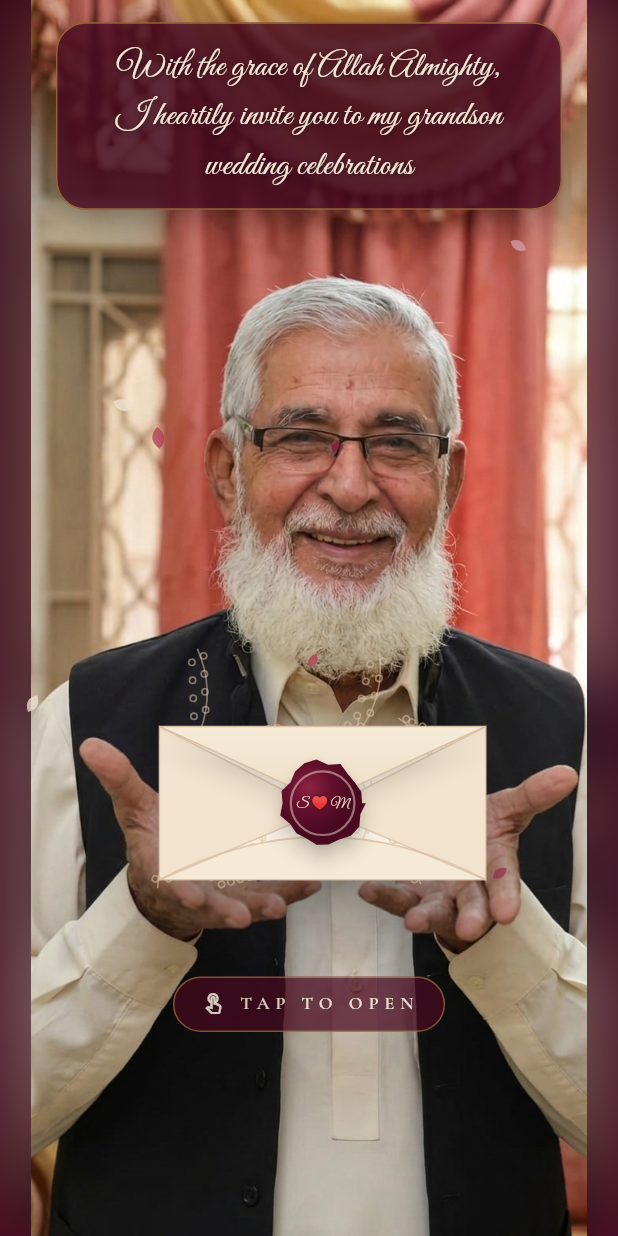
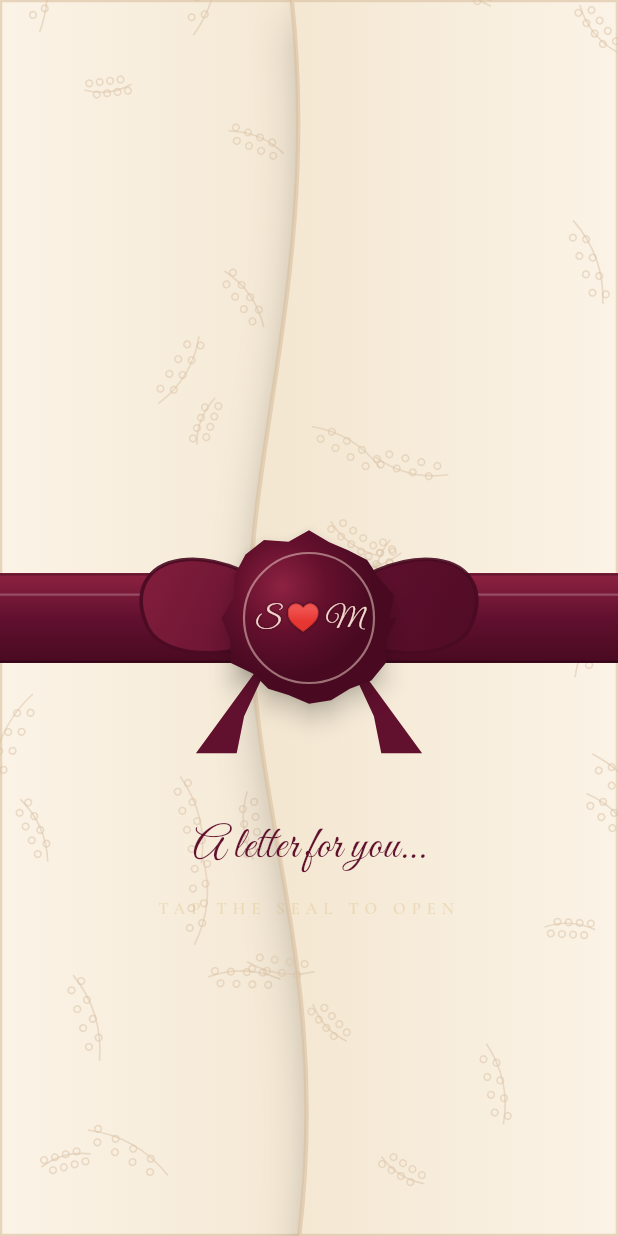
Before and after one commit to suleman2802/wedding_invitation, a Flutter app: the screen it shows after launch, scrolled down 1152 dp, on a phone screen of 412 x 824 dp. Run offline on Flutter 3.47's test engine with Material 3 defaults, Android fonts, the light colour scheme and no system bars; our stand-ins replace google_fonts, web; missing offline and left inert: dart:js_interop, dart:ui_web.

Commit message:
added new envelope screen

```diff
--- /dev/null
+++ b/lib/widgets/envelope_unseal.dart
@@ -0,0 +1,589 @@
+import 'dart:math' as math;
+
+import 'package:flutter/material.dart';
+
+import '../audio/wedding_audio.dart';
+import '../theme.dart';
+import '../wedding_config.dart';
+
+/// Loading opener modelled on the wrapped-envelope reel: the screen IS a
+/// cream embossed envelope wrap, tied with a burgundy satin ribbon and
+/// closed with the couple's wax seal. Tapping the seal unties the ribbon —
+/// it slips down and away with the seal — then the two curved wrap flaps
+/// peel open from the centre, revealing the envelope scene beneath.
+///
+/// Tap-driven so it doubles as the loading screen: tapping before [ready]
+/// gives an excited seal wiggle and the wrap opens itself the moment
+/// loading completes. Calls [onOpened] when fully revealed.
+class EnvelopeUnseal extends StatefulWidget {
+  final bool ready;
+  final VoidCallback onOpened;
+
+  const EnvelopeUnseal(
+      {super.key, required this.ready, required this.onOpened});
+
+  @override
+  State<EnvelopeUnseal> createState() => _EnvelopeUnsealState();
+}
+
+class _EnvelopeUnsealState extends State<EnvelopeUnseal>
+    with TickerProviderStateMixin {
+  late final AnimationController _idle;
+  late final AnimationController _wiggle;
+  late final AnimationController _open;
+  bool _pendingOpen = false;
+  bool _opening = false;
+
+  @override
+  void initState() {
+    super.initState();
+    _idle = AnimationController(
+      vsync: this,
+      duration: const Duration(milliseconds: 3000),
+    )..repeat();
+    _wiggle = AnimationController(
+      vsync: this,
+      duration: const Duration(milliseconds: 500),
+    );
+    _open = AnimationController(
+      vsync: this,
+      duration: const Duration(milliseconds: 2300),
+    );
+    _open.addStatusListener((status) {
+      if (status == AnimationStatus.completed) widget.onOpened();
+    });
+  }
+
+  @override
+  void didUpdateWidget(covariant EnvelopeUnseal oldWidget) {
+    super.didUpdateWidget(oldWidget);
+    if (widget.ready && !oldWidget.ready && _pendingOpen) {
+      _startOpen();
+    }
+  }
+
+  @override
+  void dispose() {
+    _idle.dispose();
+    _wiggle.dispose();
+    _open.dispose();
+    super.dispose();
+  }
+
+  void _startOpen() {
+    if (_opening) return;
+    _opening = true;
+    // Within the user's tap gesture, so the browser permits audio.
+    WeddingAudio.start();
+    _open.forward();
+  }
+
+  void _onTap() {
+    if (_opening) return;
+    if (widget.ready) {
+      _startOpen();
+    } else {
+      _pendingOpen = true;
+      _wiggle
+        ..reset()
+        ..forward();
+    }
+  }
+
+  @override
+  Widget build(BuildContext context) {
+    return Material(
+      type: MaterialType.transparency,
+      child: GestureDetector(
+        onTap: _onTap,
+        behavior: HitTestBehavior.opaque,
+        child: LayoutBuilder(
+          builder: (context, constraints) {
+            final w = constraints.maxWidth;
+            final h = constraints.maxHeight;
+            final flapW = w * 0.60;
+            final sealSize = math.min(w * 0.30, 132.0);
+
+            return AnimatedBuilder(
+              animation: Listenable.merge([_idle, _wiggle, _open]),
+              builder: (context, _) {
+                final openT = _open.value;
+                final idleT = _idle.value;
+
+                final untie = const Interval(0.04, 0.30, curve: Curves.easeIn)
+                    .transform(openT);
+                final drop =
+                    const Interval(0.16, 0.62, curve: Curves.easeInCubic)
+                        .transform(openT);
+                final part =
+                    const Interval(0.50, 0.98, curve: Curves.easeInOutCubic)
+                        .transform(openT);
+                final textGone = const Interval(0.0, 0.14, curve: Curves.easeIn)
+                    .transform(openT);
+                final allGone = const Interval(0.88, 1.0, curve: Curves.easeIn)
+                    .transform(openT);
+
+                final wiggleT = _wiggle.value;
+                final wiggleAngle = math.sin(wiggleT * math.pi * 5) *
+                    (1 - wiggleT) *
+                    0.07;
+
+                return Opacity(
+                  opacity: 1 - allGone,
+                  child: Stack(
+                    children: [
+                      // Warm light spilling through as the wrap parts.
+                      if (part > 0)
+                        Positioned.fill(
+                          child: IgnorePointer(
+                            child: Opacity(
+                              opacity:
+                                  (part * 0.7).clamp(0.0, 0.7),
+                              child: const DecoratedBox(
+                                decoration: BoxDecoration(
+                                  gradient: RadialGradient(
+                                    radius: 0.9,
+                                    colors: [
+                                      Color(0x66FFE9C4),
+                                      Color(0x00FFE9C4),
+                                    ],
+                                  ),
+                                ),
+                              ),
+                            ),
+                          ),
+                        ),
+                      // Left wrap flap.
+                      Positioned(
+                        left: 0,
+                        top: 0,
+                        width: flapW,
+                        height: h,
+                        child: IgnorePointer(
+                          child: Transform.rotate(
+                            angle: -0.10 * part,
+                            alignment: Alignment.topLeft,
+                            child: Transform.translate(
+                              offset: Offset(-part * (flapW + 60), 0),
+                              child: const RepaintBoundary(
+                                child: CustomPaint(
+                                  painter: _FlapPainter(isLeft: true),
+                                  size: Size.infinite,
+                                ),
+                              ),
+                            ),
+                          ),
+                        ),
+                      ),
+                      // Right wrap flap.
+                      Positioned(
+                        right: 0,
+                        top: 0,
+                        width: flapW,
+                        height: h,
+                        child: IgnorePointer(
+                          child: Transform.rotate(
+                            angle: 0.10 * part,
+                            alignment: Alignment.topRight,
+                            child: Transform.translate(
+                              offset: Offset(part * (flapW + 60), 0),
+                              child: const RepaintBoundary(
+                                child: CustomPaint(
+                                  painter: _FlapPainter(isLeft: false),
+                                  size: Size.infinite,
+                                ),
+                              ),
+                            ),
+                          ),
+                        ),
+                      ),
+                      // Ribbon + bow + seal, slipping down and away.
+                      Positioned(
+                        left: 0,
+                        right: 0,
+                        top: 0,
+                        height: h,
+                        child: IgnorePointer(
+                          child: Transform.translate(
+                            offset: Offset(0, drop * h * 1.2),
+                            child: Transform.rotate(
+                              angle: 0.06 * drop,
+                              child: Stack(
+                                children: [
+                                  // Satin band across the centre.
+                                  Positioned(
+                                    left: -20,
+                                    right: -20,
+                                    top: h / 2 - 30,
+                                    height: 60,
+                                    child: const RepaintBoundary(
+                                      child: CustomPaint(
+                                        painter: _RibbonBandPainter(),
+                                        size: Size.infinite,
+                                      ),
+                                    ),
+                                  ),
+                                  // Bow loops + tails, loosening first.
+                                  Positioned(
+                                    left: w / 2 - sealSize * 1.35,
+                                    top: h / 2 - sealSize * 0.95,
+                                    width: sealSize * 2.7,
+                                    height: sealSize * 1.9,
+                                    child: Opacity(
+                                      opacity:
+                                          (1 - untie).clamp(0.0, 1.0),
+                                      child: Transform.scale(
+                                        scale: 1 - 0.35 * untie,
+                                        child: const RepaintBoundary(
+                                          child: CustomPaint(
+                                            painter: _BowPainter(),
+                                            size: Size.infinite,
+                                          ),
+                                        ),
+                                      ),
+                                    ),
+                                  ),
+                                  // Wax seal.
+                                  Positioned(
+                                    left: w / 2 - sealSize / 2,
+                                    top: h / 2 - sealSize / 2,
+                                    width: sealSize,
+                                    height: sealSize,
+                                    child: Transform.rotate(
+                                      angle: wiggleAngle,
+                                      child: Transform.scale(
+                                        scale: 1 +
+                                            0.035 *
+                                                math.sin(idleT *
+                                                    2 *
+                                                    math.pi) *
+                                                (1 - openT),
+                                        child: _Seal(size: sealSize),
+                                      ),
+                                    ),
+                                  ),
+                                ],
+                              ),
+                            ),
+                          ),
+                        ),
+                      ),
+                      // Suspense text.
+                      Positioned(
+                        left: 30,
+                        right: 30,
+                        top: h / 2 + sealSize * 0.85 + 26,
+                        child: IgnorePointer(
+                          child: Opacity(
+                            opacity: (1 - textGone).clamp(0.0, 1.0),
+                            child: Column(
+                              children: [
+                                Text(
+                                  'A letter for you…',
+                                  textAlign: TextAlign.center,
+                                  style: WeddingType.script(
+                                    size: 30,
+                                    color: WeddingColors.burgundy,
+                                  ),
+                                ),
+                                const SizedBox(height: 12),
+                                Opacity(
+                                  opacity: 0.55 +
+                                      0.45 *
+                                          math.sin(
+                                              idleT * 2 * math.pi),
+                                  child: Text(
+                                    widget.ready || !_pendingOpen
+                                        ? 'TAP THE SEAL TO OPEN'
+                                        : 'ALMOST READY…',
+                                    textAlign: TextAlign.center,
+                                    style: WeddingType.caps(
+                                      size: 11,
+                                      color: WeddingColors.gold,
+                                      letterSpacing: 4,
+                                    ),
+                                  ),
+                                ),
+                              ],
+                            ),
+                          ),
+                        ),
+                      ),
+                    ],
+                  ),
+                );
+              },
+            );
+          },
+        ),
+      ),
+    );
+  }
+}
+
+/// The couple's wax seal (same family as the envelope flap's seal).
+class _Seal extends StatelessWidget {
+  final double size;
+  const _Seal({required this.size});
+
+  @override
+  Widget build(BuildContext context) {
+    return CustomPaint(
+      painter: const _SealPainter(),
+      child: Center(
+        child: Padding(
+          padding: EdgeInsets.all(size * 0.20),
+          child: FittedBox(
+            fit: BoxFit.scaleDown,
+            child: Text(
+              WeddingConfig.sealMonogram,
+              maxLines: 1,
+              softWrap: false,
+              style: WeddingType.script(
+                size: 40,
+                color: const Color(0xFFF3D8CD),
+                shadows: const [
+                  Shadow(
+                    color: Color(0xFF3A0616),
+                    offset: Offset(0, 1),
+                    blurRadius: 2,
+                  ),
+                ],
+              ),
+            ),
+          ),
+        ),
+      ),
+    );
+  }
+}
+
+class _SealPainter extends CustomPainter {
+  const _SealPainter();
+
+  @override
+  void paint(Canvas canvas, Size size) {
+    final center = size.center(Offset.zero);
+    final r = size.width / 2;
+
+    final blob = Path();
+    const points = 24;
+    final rnd = math.Random(9);
+    for (int i = 0; i <= points; i++) {
+      final angle = i / points * 2 * math.pi;
+      final wobble = 0.86 + rnd.nextDouble() * 0.14;
+      final p =
+          center + Offset(math.cos(angle), math.sin(angle)) * r * wobble;
+      i == 0 ? blob.moveTo(p.dx, p.dy) : blob.lineTo(p.dx, p.dy);
+    }
+    blob.close();
+
+    canvas.drawShadow(blob, Colors.black87, 6, false);
+    canvas.drawPath(
+      blob,
+      Paint()
+        ..shader = RadialGradient(
+          center: const Alignment(-0.3, -0.35),
+          colors: const [
+            Color(0xFF8E2242),
+            Color(0xFF64102D),
+            Color(0xFF490A21),
+          ],
+        ).createShader(Rect.fromCircle(center: center, radius: r)),
+    );
+    canvas.drawCircle(
+      center,
+      r * 0.72,
+      Paint()
+        ..style = PaintingStyle.stroke
+        ..strokeWidth = 1.5
+        ..color = const Color(0xFFF3D8CD).withValues(alpha: 0.5),
+    );
+  }
+
+  @override
+  bool shouldRepaint(covariant _SealPainter oldDelegate) => false;
+}
+
+const _satinHi = Color(0xFF8E2242);
+const _satinMid = Color(0xFF61102E);
+const _satinLo = Color(0xFF490A21);
+
+/// Horizontal satin ribbon band.
+class _RibbonBandPainter extends CustomPainter {
+  const _RibbonBandPainter();
+
+  @override
+  void paint(Canvas canvas, Size size) {
+    final rect = Offset.zero & size;
+    canvas.drawRect(
+      rect,
+      Paint()
+        ..shader = const LinearGradient(
+          begin: Alignment.topCenter,
+          end: Alignment.bottomCenter,
+          colors: [_satinHi, _satinMid, _satinLo],
+          stops: [0.0, 0.5, 1.0],
+        ).createShader(rect),
+    );
+    canvas.drawLine(
+      Offset(0, size.height * 0.24),
+      Offset(size.width, size.height * 0.24),
+      Paint()
+        ..color = Colors.white.withValues(alpha: 0.22)
+        ..strokeWidth = 1.4,
+    );
+    final edge = Paint()
+      ..color = Colors.black.withValues(alpha: 0.30)
+      ..strokeWidth = 1.4;
+    canvas.drawLine(Offset(0, 1), Offset(size.width, 1), edge);
+    canvas.drawLine(Offset(0, size.height - 1),
+        Offset(size.width, size.height - 1), edge);
+  }
+
+  @override
+  bool shouldRepaint(covariant _RibbonBandPainter oldDelegate) => false;
+}
+
+/// Bow loops and tails behind the seal. Design space 270×190.
+class _BowPainter extends CustomPainter {
+  const _BowPainter();
+
+  @override
+  void paint(Canvas canvas, Size size) {
+    canvas.scale(size.width / 270, size.height / 190);
+
+    final loopPaint = Paint()
+      ..shader = const LinearGradient(
+        begin: Alignment.topLeft,
+        end: Alignment.bottomRight,
+        colors: [_satinHi, _satinMid, _satinLo],
+      ).createShader(const Rect.fromLTWH(20, 40, 230, 110));
+    final outline = Paint()
+      ..style = PaintingStyle.stroke
+      ..strokeWidth = 2
+      ..color = _satinLo.withValues(alpha: 0.9);
+
+    // Tails first (behind the loops).
+    final tailPaint = Paint()..color = _satinMid;
+    final leftTail = Path()
+      ..moveTo(120, 105)
+      ..lineTo(74, 168)
+      ..lineTo(96, 168)
+      ..lineTo(100, 148)
+      ..close();
+    final rightTail = Path()
+      ..moveTo(150, 105)
+      ..lineTo(196, 168)
+      ..lineTo(174, 168)
+      ..lineTo(170, 148)
+      ..close();
+    canvas.drawPath(leftTail, tailPaint);
+    canvas.drawPath(rightTail, tailPaint);
+
+    // Loops.
+    final leftLoop = Path()
+      ..moveTo(135, 95)
+      ..cubicTo(85, 45, 30, 60, 48, 100)
+      ..cubicTo(58, 120, 105, 118, 135, 95)
+      ..close();
+    final rightLoop = Path()
+      ..moveTo(135, 95)
+      ..cubicTo(185, 45, 240, 60, 222, 100)
+      ..cubicTo(212, 120, 165, 118, 135, 95)
+      ..close();
+    canvas.drawPath(leftLoop, loopPaint);
+    canvas.drawPath(leftLoop, outline);
+    canvas.drawPath(rightLoop, loopPaint);
+    canvas.drawPath(rightLoop, outline);
+  }
+
+  @override
+  bool shouldRepaint(covariant _BowPainter oldDelegate) => false;
+}
+
+/// One curved wrap flap of the envelope: cream paper with a blind-embossed
+/// floral pattern and a softly shaded curved inner edge.
+class _FlapPainter extends CustomPainter {
+  final bool isLeft;
+  const _FlapPainter({required this.isLeft});
+
+  @override
+  void paint(Canvas canvas, Size size) {
+    final w = size.width;
+    final h = size.height;
+
+    if (!isLeft) {
+      // Mirror the right flap so one drawing serves both sides.
+      canvas.translate(w, 0);
+      canvas.scale(-1, 1);
+    }
+
+    // Curved inner edge: bulges toward the seam mid-height.
+    final flap = Path()
+      ..moveTo(0, 0)
+      ..lineTo(w * 0.88, 0)
+      ..cubicTo(w * 0.80, h * 0.22, w * 1.02, h * 0.38, w * 0.99,
+          h * 0.52)
+      ..cubicTo(w * 0.96, h * 0.68, w * 0.78, h * 0.80, w * 0.86, h)
+      ..lineTo(0, h)
+      ..close();
+
+    canvas.drawShadow(flap.shift(const Offset(4, 0)), Colors.black54, 8,
+        false);
+    canvas.drawPath(
+      flap,
+      Paint()
+        ..shader = const LinearGradient(
+          begin: Alignment.centerLeft,
+          end: Alignment.centerRight,
+          colors: [Color(0xFFFBF3E6), Color(0xFFF3E6D0)],
+        ).createShader(Rect.fromLTWH(0, 0, w, h)),
+    );
+
+    // Blind-embossed sprigs.
+    final rnd = math.Random(isLeft ? 4 : 11);
+    final stroke = Paint()
+      ..style = PaintingStyle.stroke
+      ..strokeWidth = 1.1
+      ..color = const Color(0xFFDCC5AA).withValues(alpha: 0.55);
+    for (int i = 0; i < 16; i++) {
+      final x = rnd.nextDouble() * w * 0.85;
+      final y = rnd.nextDouble() * h;
+      final len = 30 + rnd.nextDouble() * 34;
+      final angle = rnd.nextDouble() * math.pi * 2;
+      canvas.save();
+      canvas.translate(x, y);
+      canvas.rotate(angle);
+      final stem = Path()
+        ..moveTo(0, 0)
+        ..quadraticBezierTo(len * 0.2, -len * 0.5, 0, -len);
+      canvas.drawPath(stem, stroke);
+      for (double f = 0.25; f < 1; f += 0.22) {
+        canvas.drawCircle(Offset(4, -len * f), 2.2, stroke);
+        canvas.drawCircle(Offset(-4, -len * f + 4), 2.2, stroke);
+      }
+      canvas.restore();
+    }
+
+    // Soft shading along the curved inner edge.
+    canvas.drawPath(
+      flap,
+      Paint()
+        ..style = PaintingStyle.stroke
+        ..strokeWidth = 3
+        ..color = const Color(0xFFD9BF9F).withValues(alpha: 0.6),
+    );
+  }
+
+  @override
+  bool shouldRepaint(covariant _FlapPainter oldDelegate) =>
+      oldDelegate.isLeft != isLeft;
+}
+
+/// Exposed for the visual render tool in tests.
+const CustomPainter debugFlapLeft = _FlapPainter(isLeft: true);
+const CustomPainter debugFlapRight = _FlapPainter(isLeft: false);
+const CustomPainter debugRibbonBand = _RibbonBandPainter();
+const CustomPainter debugBow = _BowPainter();
+const CustomPainter debugSeal = _SealPainter();
```
Also changed, not shown: lib/main.dart (+6 -111 lines), .claude/settings.json, 2 other files.
